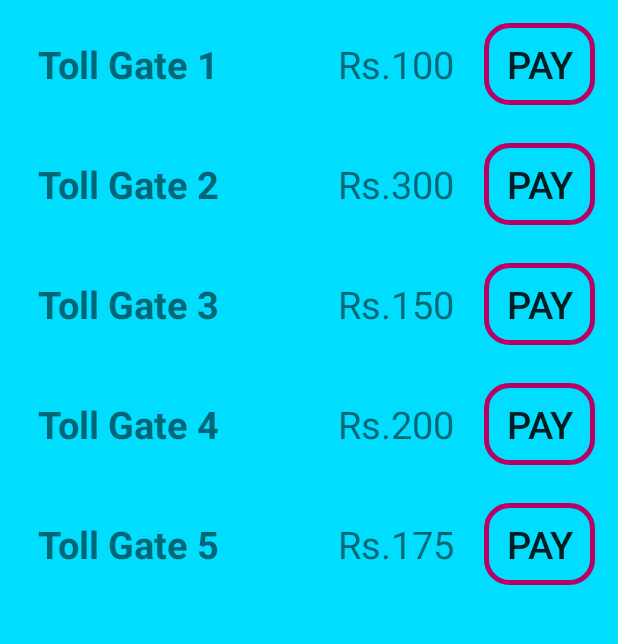
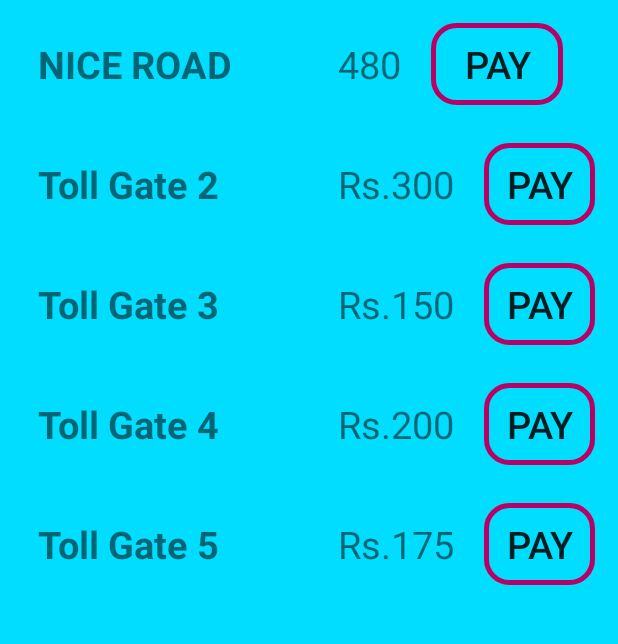
Before and after one commit to kkmhere/Intelli_Tollgate, an Android app: the home screen opened directly, with no data from a screen before it, after a tap on "PAY", on a phone screen of 412 x 824 dp, the part 107-751 px from its top. Run offline under Robolectric (Android 15) with nearby library versions, the phone set to English and light mode, and no system bars; our stand-ins replace Firebase (no records; nobody signed in at launch, a user with empty details on screens opened directly); 1 statement that could not run was skipped.

Commit message:
final app(v 1.0)

```diff
--- a/app/src/main/java/com/example/intelli_tollgate/home.java
+++ b/app/src/main/java/com/example/intelli_tollgate/home.java
@@ -15,6 +15,7 @@ import android.view.MenuItem;
 import android.view.View;
 import android.widget.Button;
 import android.widget.EditText;
+import android.widget.TextView;
 import android.widget.Toast;
 
 import com.google.firebase.auth.FirebaseAuth;
@@ -27,12 +28,15 @@ import com.google.firebase.database.ValueEventListener;
 
 public class home extends AppCompatActivity {
     Button pay1,pay2,pay3,pay4,pay5;
-    int walletBalance=120;
-    Long liveBalance;
+    int walletBalance,niceAmountInt,payStatus=0;
+    int liveBalance;
+    int currentBalance;
     private FirebaseAuth mAuth;
     FirebaseUser user;
     DatabaseReference myRef;
     DatabaseReference myref1;
+    DatabaseReference payRef;
+    String niceAmount;
     @Override
     protected void onCreate(Bundle savedInstanceState) {
         super.onCreate(savedInstanceState);
@@ -43,6 +47,9 @@ public class home extends AppCompatActivity {
         myRef = database.getReference("WALLET")
                 .child(user.getUid());
 
+        payRef=database.getReference("PAY_STATUS")
+                .child(user.getUid());
+        payRef.setValue(payStatus);
         myref1=database.getReference("WALLET");
     //    myRef.setValue(walletBalance);
         pay1 = findViewById(R.id.pay1);
@@ -50,13 +57,41 @@ public class home extends AppCompatActivity {
         pay3 = findViewById(R.id.pay3);
         pay4 = findViewById(R.id.pay4);
         pay5 = findViewById(R.id.pay5);
-
-
+        TextView nice=(TextView)findViewById(R.id.nice_amount);
+        niceAmount=nice.getText().toString();
+        niceAmountInt= Integer.parseInt(niceAmount);
 
         pay1.setOnClickListener(new View.OnClickListener() {
             @Override
             public void onClick(View view) {
 
+                //Toast.makeText(home.this, String.valueOf(niceAmountInt),Toast.LENGTH_SHORT).show();
+
+                myref1.child(user.getUid()).addListenerForSingleValueEvent(new ValueEventListener() {
+                    @Override
+                    public void onDataChange(DataSnapshot dataSnapshot) {
+                        currentBalance = dataSnapshot.getValue(Integer.class);
+
+                    }
+
+                    @Override
+                    public void onCancelled(DatabaseError databaseError) {
+                    }
+                });
+
+                //Toast.makeText(home.this,String.valueOf(currentBalance),Toast.LENGTH_SHORT).show();
+                if(currentBalance>=niceAmountInt)
+                {
+                    currentBalance=currentBalance-niceAmountInt;
+                    payStatus=1;
+                    payRef.setValue(payStatus);
+                    myRef.setValue(currentBalance);
+                    Toast.makeText(home.this,"Toll PAID.. \nNew BALANCE ->"+String.valueOf(currentBalance),Toast.LENGTH_LONG).show();
+                }
+                else
+                {
+                    Toast.makeText(home.this,"MADARCHOD PAISE NHI HAI TUMHARE PASS",Toast.LENGTH_LONG).show();
+                }
             }
         });
 
@@ -111,7 +146,7 @@ public class home extends AppCompatActivity {
                 myref1.child(user.getUid()).addListenerForSingleValueEvent(new ValueEventListener() {
                     @Override
                     public void onDataChange(DataSnapshot dataSnapshot) {
-                        liveBalance = dataSnapshot.getValue(Long.class);
+                        liveBalance = dataSnapshot.getValue(Integer.class);
 
                     }
 
@@ -141,7 +176,7 @@ public class home extends AppCompatActivity {
                             @Override
                             public void onClick(DialogInterface dialog, int id) {
 
-                                walletBalance=walletBalance+100;
+                                walletBalance=liveBalance+100;
                                 Toast.makeText(home.this,"New Balance="+walletBalance,Toast.LENGTH_LONG).show();
                                 myRef.setValue(walletBalance);
                             }
--- a/app/src/main/java/com/example/intelli_tollgate/register.java
+++ b/app/src/main/java/com/example/intelli_tollgate/register.java
@@ -25,7 +25,7 @@ public class register extends AppCompatActivity {
     Button signUp;
     private FirebaseAuth mAuth;
     String uname,userpass,ucard;
-    int walletBalance=120;
+    int walletBalance=500;
     @Override
     protected void onCreate(Bundle savedInstanceState) {
         super.onCreate(savedInstanceState);
--- a/app/src/main/res/layout/activity_home.xml
+++ b/app/src/main/res/layout/activity_home.xml
@@ -32,22 +32,22 @@
             android:orientation="horizontal">
 
             <TextView
-                android:id="@+id/toll_gate_1"
+                android:id="@+id/niceText"
                 android:layout_width="200dp"
                 android:layout_height="50dp"
                 android:layout_marginTop="15dp"
                 android:padding="10dp"
-                android:text="Toll Gate 1"
+                android:text="NICE ROAD"
                 android:textSize="25sp"
                 android:textStyle="bold" />
 
             <TextView
-                android:id="@+id/Amount_toll_1"
+                android:id="@+id/nice_amount"
                 android:layout_width="wrap_content"
                 android:layout_height="50dp"
                 android:layout_marginTop="15dp"
                 android:padding="10dp"
-                android:text="Rs.100"
+                android:text="480"
                 android:textSize="25sp" />
 
             <Button
```
